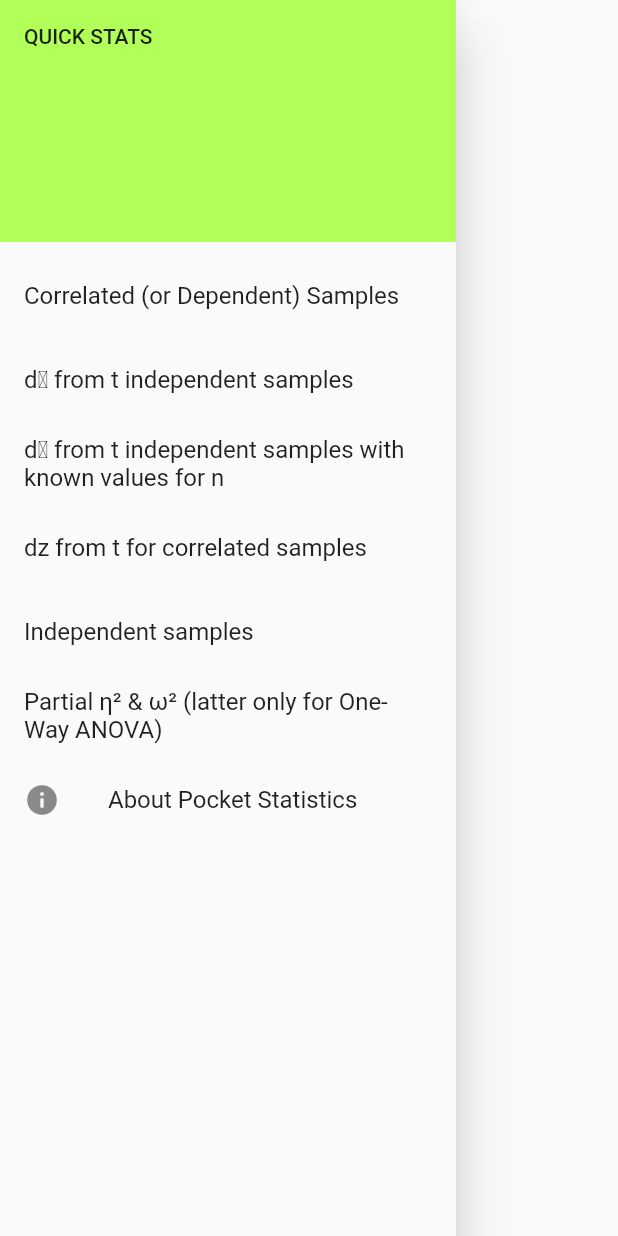
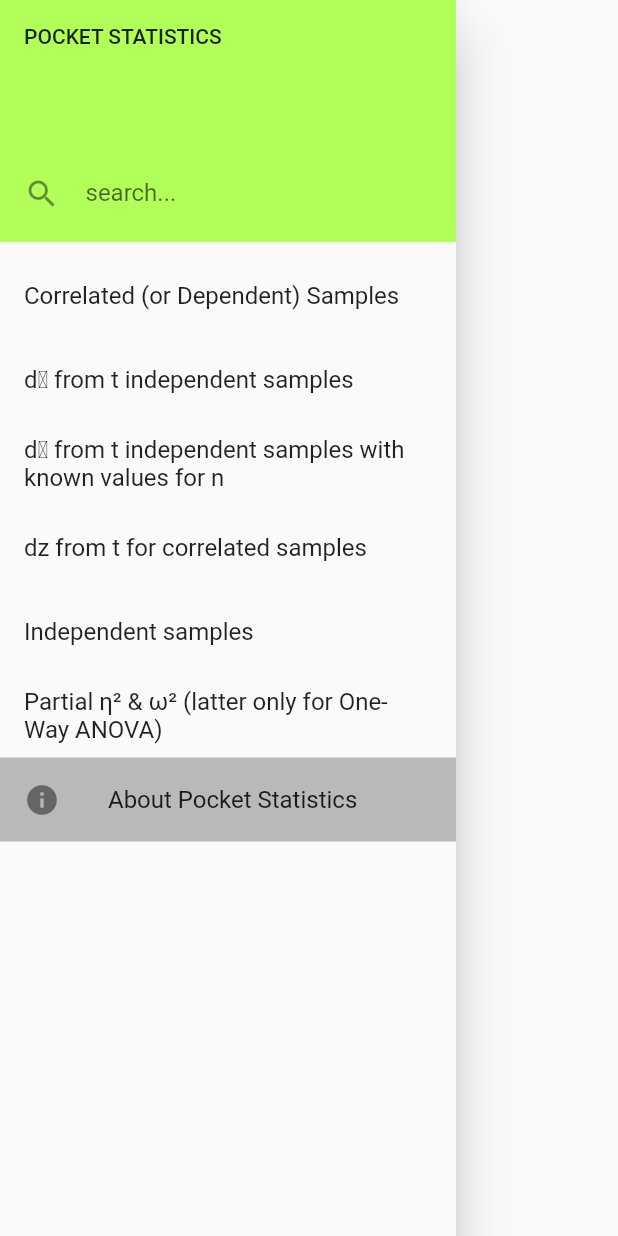
Before and after one commit to andytwoods/pocket_statistics, a Flutter app: the StatsDrawer widget shown alone on an empty page, opened directly, on a phone screen of 412 x 824 dp. Run offline on Flutter 3.47's test engine with Material 2 defaults, Android fonts, the light colour scheme and no system bars; our stand-ins replace share.

Commit message:
searchbar

```diff
--- a/lib/widgets/drawer.dart
+++ b/lib/widgets/drawer.dart
@@ -17,41 +17,90 @@
   PartialNSquareAndWSquareTitle: () => PartialNSquareAndWSquare()
 };
 
-class StatsDrawer extends StatelessWidget {
+class StatsDrawer extends StatefulWidget {
   @required
   Function selectedCallback;
 
   StatsDrawer({this.selectedCallback});
 
   @override
+  StatsDrawerState createState() {
+    return new StatsDrawerState();
+  }
+}
+
+class StatsDrawerState extends State<StatsDrawer> {
+
+  TextEditingController searchController = TextEditingController();
+
+  @override
   Widget build(BuildContext ctxt) {
     List<MapEntry<String, Function>> pagesList = pages.entries.toList();
 
+    String searchFor = searchController.text.toLowerCase();
+    if(searchFor.length>0){
+      pagesList = pagesList.where((MapEntry<String, Function> pe){
+        return pe.key.toLowerCase().contains(searchFor);
+      }).toList();
+    }
+
     return new Drawer(
         child: new ListView.builder(
-            itemCount: pagesList.length + 2 , //for license info
+
             itemBuilder: (BuildContext context, int index) {
               if (index == 0)
                 return DrawerHeader(
-                  child: new Text("QUICK STATS"),
+                  child: Column(
+                    mainAxisSize: MainAxisSize.max,
+                    mainAxisAlignment: MainAxisAlignment.spaceBetween,
+                    children: <Widget>[
+                      Align(
+                          alignment: Alignment.centerLeft,
+                          child: Text("POCKET STATISTICS")),
+                      Container(
+                        decoration: new BoxDecoration(
+                            borderRadius: new BorderRadius.all(
+                                  Radius.circular(10.0))
+                        ),
+                        child: TextField(
+                          controller: searchController,
+                          onChanged: (_)=> setState(() {}), //pokes for a regeneration
+                          decoration: InputDecoration(
+                            contentPadding: const EdgeInsets.all(1.0),
+                            border: InputBorder.none,
+                            icon: Icon(Icons.search),
+                            labelText: 'search...',
+                          ),
+
+                        ),
+                      )
+                    ],
+                  ),
                   decoration: new BoxDecoration(color: Colors.lightGreenAccent),
                 );
               index -= 1;
 
-              if (index == pagesList.length) return AboutListTile(
+              if (index == pagesList.length) return Container(
+                color: Colors.black26,
+                child: AboutListTile(
                   icon: Icon(Icons.info),
-                aboutBoxChildren: <Widget>[Text('scooby doo')],
+                  aboutBoxChildren: <Widget>[Text('github.com/andytwoods/statistical_power_app\n\nGNU General Public License v3.0')],
 
+                ),
               );
 
+              if(index< pagesList.length) {
                 MapEntry<String, Function> m = pagesList[index];
                 return new ListTile(
                   title: new Text(m.key),
                   onTap: () {
-                  selectedCallback(m.value());
+                    widget.selectedCallback(m.value());
                     Navigator.of(context).pop();
                   },
                 );
+              }
+
+              return null;
             }));
   }
 }
```
Lines whose indentation alone changed are shown as unchanged.
